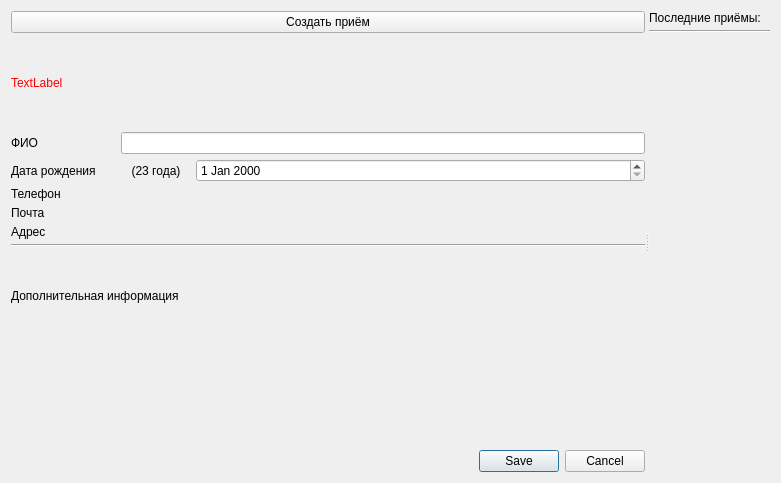
strizh78/MApp, file interface/patient/patientForm.ui: the form before one commit.
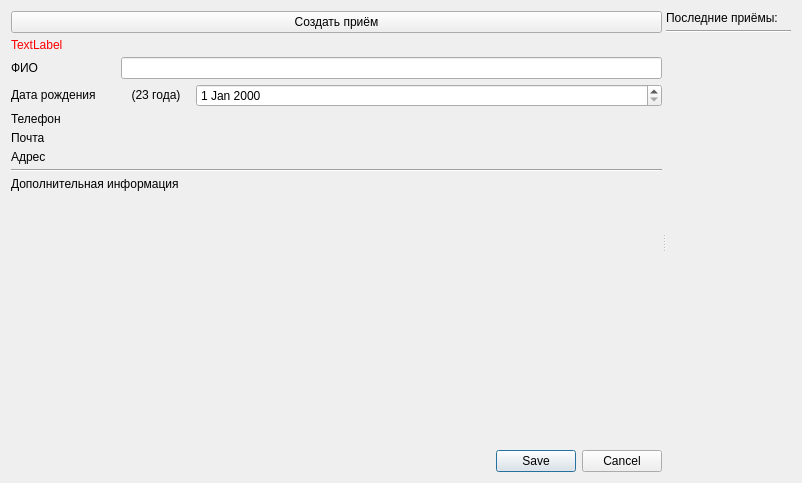
The form after the commit. Icons and pictures are not drawn. Custom widgets are drawn as their Qt base class.

Commit message: fix label vertical policies

```diff
--- a/interface/patient/patientForm.ui
+++ b/interface/patient/patientForm.ui
@@ -6,7 +6,7 @@
    <rect>
     <x>0</x>
     <y>0</y>
-    <width>781</width>
+    <width>802</width>
     <height>483</height>
    </rect>
   </property>
@@ -64,6 +64,18 @@
        </item>
        <item>
         <widget class="QLabel" name="errorLabel">
+         <property name="sizePolicy">
+          <sizepolicy hsizetype="Preferred" vsizetype="Fixed">
+           <horstretch>0</horstretch>
+           <verstretch>0</verstretch>
+          </sizepolicy>
+         </property>
+         <property name="minimumSize">
+          <size>
+           <width>0</width>
+           <height>0</height>
+          </size>
+         </property>
          <property name="styleSheet">
           <string notr="true">color: red</string>
          </property>
@@ -90,6 +102,12 @@
            </property>
            <item row="0" column="0">
             <widget class="QLabel" name="nameLabel">
+             <property name="sizePolicy">
+              <sizepolicy hsizetype="Preferred" vsizetype="Fixed">
+               <horstretch>0</horstretch>
+               <verstretch>0</verstretch>
+              </sizepolicy>
+             </property>
              <property name="minimumSize">
               <size>
                <width>105</width>
@@ -155,7 +173,7 @@
            <item row="1" column="1">
             <widget class="QLabel" name="ageDataLabel">
              <property name="sizePolicy">
-              <sizepolicy hsizetype="Fixed" vsizetype="Preferred">
+              <sizepolicy hsizetype="Fixed" vsizetype="Fixed">
                <horstretch>0</horstretch>
                <verstretch>0</verstretch>
               </sizepolicy>
@@ -185,6 +203,12 @@
            </item>
            <item row="1" column="0">
             <widget class="QLabel" name="dateLabel">
+             <property name="sizePolicy">
+              <sizepolicy hsizetype="Preferred" vsizetype="Fixed">
+               <horstretch>0</horstretch>
+               <verstretch>0</verstretch>
+              </sizepolicy>
+             </property>
              <property name="minimumSize">
               <size>
                <width>105</width>
@@ -320,6 +344,12 @@
        </item>
        <item>
         <widget class="QLabel" name="label">
+         <property name="sizePolicy">
+          <sizepolicy hsizetype="Preferred" vsizetype="Fixed">
+           <horstretch>0</horstretch>
+           <verstretch>0</verstretch>
+          </sizepolicy>
+         </property>
          <property name="font">
           <font>
            <weight>50</weight>
@@ -334,6 +364,12 @@
        </item>
        <item>
         <widget class="TextEditor" name="additionalInfo" native="true">
+         <property name="sizePolicy">
+          <sizepolicy hsizetype="Preferred" vsizetype="Expanding">
+           <horstretch>0</horstretch>
+           <verstretch>0</verstretch>
+          </sizepolicy>
+         </property>
          <property name="minimumSize">
           <size>
            <width>100</width>
@@ -378,6 +414,12 @@
          </property>
          <item>
           <widget class="QLabel" name="lastAppointmentsLabel">
+           <property name="sizePolicy">
+            <sizepolicy hsizetype="Preferred" vsizetype="Fixed">
+             <horstretch>0</horstretch>
+             <verstretch>0</verstretch>
+            </sizepolicy>
+           </property>
            <property name="text">
             <string>Последние приёмы:</string>
            </property>
```
